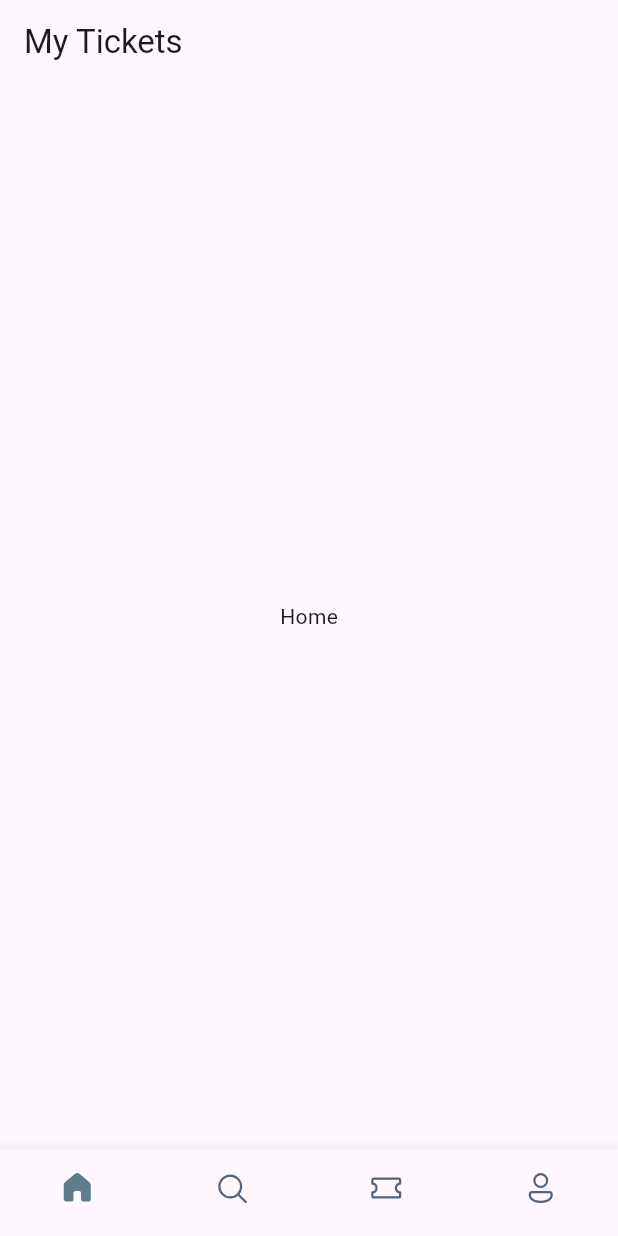
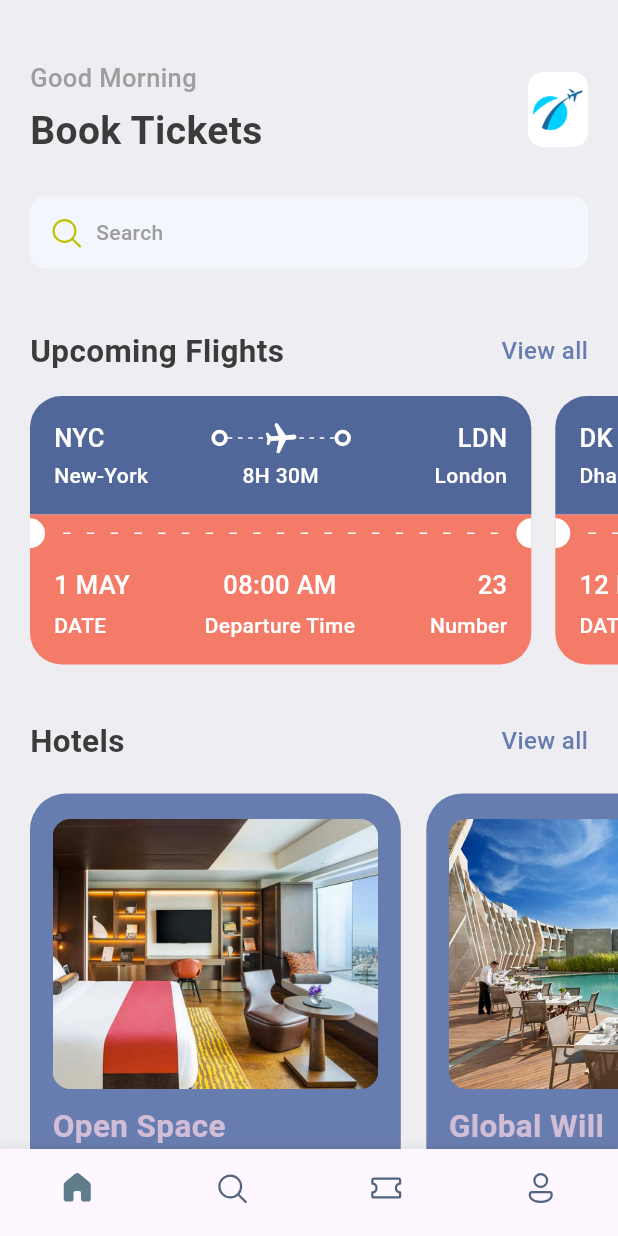
Before and after one commit to DJDrama/booktickets, a Flutter app: the screen it shows after launch, on a phone screen of 412 x 824 dp. Run offline on Flutter 3.47's test engine with Material 2 defaults, Android fonts, the phone set to English and light mode, and no system bars; our stand-ins replace fluentui_icons, gap, get.

Commit message:
Home screen complete

```diff
--- a/lib/main.dart
+++ b/lib/main.dart
@@ -1,4 +1,5 @@
 import 'package:booktickets/screens/bottom_bar.dart';
+import 'package:booktickets/utils/app_styles.dart';
 import 'package:flutter/material.dart';
 
 void main() {
@@ -12,9 +13,11 @@ class MyApp extends StatelessWidget {
   @override
   Widget build(BuildContext context) {
     return MaterialApp(
+      debugShowCheckedModeBanner: false, // remove debug banner
       title: 'Flutter Demo',
       theme: ThemeData(
-        colorScheme: ColorScheme.fromSeed(seedColor: Colors.deepPurple),
+        /*colorScheme: ColorScheme.fromSeed(seedColor: Colors.deepPurple),*/
+        primaryColor: primary,
         useMaterial3: true,
       ),
       home: const BottomBar(),
--- a/lib/screens/bottom_bar.dart
+++ b/lib/screens/bottom_bar.dart
@@ -1,3 +1,4 @@
+import 'package:booktickets/screens/home_screen.dart';
 import 'package:fluentui_icons/fluentui_icons.dart';
 import 'package:flutter/material.dart';
 
@@ -11,14 +12,14 @@ class BottomBar extends StatefulWidget {
 class _BottomBarState extends State<BottomBar> {
   int _selectedIndex = 0;
   static final List<Widget> _widgetOptions = <Widget>[
-    const Text("Home"),
+    HomeScreen(),
     const Text("Search"),
     const Text("Tickets"),
     const Text("Profile"),
   ];
 
   void _onItemTapped(int index) {
-    print("Tapped Index : ${_selectedIndex}");
+    print("Tapped Index : $_selectedIndex");
     setState(() {
       _selectedIndex = index;
     });
@@ -27,9 +28,9 @@ class _BottomBarState extends State<BottomBar> {
   @override
   Widget build(BuildContext context) {
     return Scaffold(
-      appBar: AppBar(
+   /*   appBar: AppBar(
         title: const Text("My Tickets"),
-      ),
+      ),*/
       body: Center(
         child: _widgetOptions[_selectedIndex],
       ),
--- /dev/null
+++ b/lib/screens/home_screen.dart
@@ -0,0 +1,125 @@
+import 'package:booktickets/screens/hotel_screen.dart';
+import 'package:booktickets/screens/ticket_view.dart';
+import 'package:booktickets/utils/app_info_list.dart';
+import 'package:booktickets/utils/app_styles.dart';
+import 'package:fluentui_icons/fluentui_icons.dart';
+import 'package:flutter/cupertino.dart';
+import 'package:flutter/material.dart';
+import 'package:gap/gap.dart';
+
+import '../utils/app_layout.dart';
+
+class HomeScreen extends StatelessWidget {
+  const HomeScreen({super.key});
+
+  @override
+  Widget build(BuildContext context) {
+    return Scaffold(
+        backgroundColor: Styles.bgColor,
+        body: ListView(children: [
+          Container(
+              padding: const EdgeInsets.symmetric(horizontal: 20),
+              child: Column(
+                children: [
+                  const Gap(40),
+                  Row(
+                    mainAxisAlignment: MainAxisAlignment.spaceBetween,
+                    children: [
+                      Column(
+                        crossAxisAlignment: CrossAxisAlignment.start,
+                        // Align Start(left)
+                        children: [
+                          Text("Good Morning", style: Styles.headLineStyle3),
+                          //const SizedBox(height: 5),
+                          const Gap(5),
+                          Text("Book Tickets", style: Styles.headLineStyle1),
+                        ],
+                      ),
+                      Container(
+                        height: AppLayout.getHeight(50),
+                        width: AppLayout.getWidth(40),
+                        decoration: BoxDecoration(
+                            borderRadius: BorderRadius.circular(10),
+                            image: const DecorationImage(
+                                fit: BoxFit.cover,
+                                image: AssetImage("assets/images/img_1.png"))),
+                      )
+                    ],
+                  ),
+                  const Gap(25),
+                  Container(
+                    decoration: BoxDecoration(
+                        borderRadius: BorderRadius.circular(10),
+                        color: const Color(0xFFF4F6FD)),
+                    padding: const EdgeInsets.symmetric(
+                        horizontal: 12, vertical: 12),
+                    child: Row(
+                      children: [
+                        const Icon(FluentSystemIcons.ic_fluent_search_regular,
+                            color: Color(0xFFBFC205)),
+                        const Gap(8),
+                        Text(
+                          "Search",
+                          style: Styles.headLineStyle4,
+                        )
+                      ],
+                    ),
+                  ),
+                  const Gap(40),
+                  Row(
+                    mainAxisAlignment: MainAxisAlignment.spaceBetween,
+                    children: [
+                      Text(
+                        "Upcoming Flights",
+                        style: Styles.headLineStyle2,
+                      ),
+                      InkWell(
+                        onTap: () {
+                          print("you are tapped");
+                        },
+                        child: Text("View all",
+                            style: Styles.textStyle
+                                .copyWith(color: Styles.primaryColor)),
+                      )
+                    ],
+                  )
+                ],
+              )),
+          const Gap(15),
+          SingleChildScrollView(
+            scrollDirection: Axis.horizontal,
+            padding: const EdgeInsets.only(left: 20),
+            child: Row(
+              children: ticketList.map((e) => TicketView(ticket: e)).toList(),
+            ),
+          ),
+          const Gap(15),
+          Container(
+              padding: const EdgeInsets.symmetric(horizontal: 20),
+              child: Row(
+                mainAxisAlignment: MainAxisAlignment.spaceBetween,
+                children: [
+                  Text(
+                    "Hotels",
+                    style: Styles.headLineStyle2,
+                  ),
+                  InkWell(
+                    onTap: () {
+                      print("you are tapped");
+                    },
+                    child: Text("View all",
+                        style: Styles.textStyle
+                            .copyWith(color: Styles.primaryColor)),
+                  )
+                ],
+              )),
+          const Gap(15),
+          SingleChildScrollView(
+              scrollDirection: Axis.horizontal,
+              padding: const EdgeInsets.only(left: 20),
+              child: Row(
+                children: hotelList.map((e) => HotelScreen(hotel: e)).toList(),
+              ))
+        ]));
+  }
+}
--- /dev/null
+++ b/lib/screens/hotel_screen.dart
@@ -0,0 +1,55 @@
+import 'package:flutter/cupertino.dart';
+import 'package:flutter/material.dart';
+import 'package:gap/gap.dart';
+
+import '../utils/app_layout.dart';
+import '../utils/app_styles.dart';
+
+class HotelScreen extends StatelessWidget {
+  final Map<String, dynamic> hotel;
+
+  const HotelScreen({super.key, required this.hotel});
+
+  @override
+  Widget build(BuildContext context) {
+    final size = AppLayout.getSize(context);
+    return Container(
+        width: size.width * 0.6,
+        height: AppLayout.getHeight(350),
+        padding: const EdgeInsets.symmetric(horizontal: 15, vertical: 17),
+        margin: const EdgeInsets.only(right: 17, top: 5),
+        decoration: BoxDecoration(
+            borderRadius: BorderRadius.circular(24),
+            boxShadow: [
+              BoxShadow(
+                color: Colors.grey.shade200,
+                blurRadius: 2,
+                spreadRadius: 1,
+              )
+            ],
+            color: Styles.primaryColor),
+        child: Column(
+          crossAxisAlignment: CrossAxisAlignment.start,
+          children: [
+            Container(
+              height: AppLayout.getHeight(180),
+              decoration: BoxDecoration(
+                  borderRadius: BorderRadius.circular(12),
+                  color: Styles.primaryColor,
+                  image: DecorationImage(
+                      fit: BoxFit.cover,
+                      image: AssetImage("assets/images/${hotel['image']}"))),
+            ),
+            const Gap(10),
+            Text(hotel['place'],
+                style: Styles.headLineStyle2.copyWith(color: Styles.kakiColor)),
+            const Gap(5),
+            Text(hotel['destination'],
+                style: Styles.headLineStyle3.copyWith(color: Colors.white)),
+            const Gap(8),
+            Text("\$${hotel['price']}/night",
+                style: Styles.headLineStyle1.copyWith(color: Styles.kakiColor)),
+          ],
+        ));
+  }
+}
--- /dev/null
+++ b/lib/screens/ticket_view.dart
@@ -0,0 +1,224 @@
+import 'package:booktickets/utils/app_styles.dart';
+import 'package:booktickets/widgets/thick_container.dart';
+import 'package:flutter/material.dart';
+import 'package:gap/gap.dart';
+
+import '../utils/app_layout.dart';
+
+class TicketView extends StatelessWidget {
+  final Map<String, dynamic> ticket;
+
+  const TicketView({super.key, required this.ticket});
+
+  @override
+  Widget build(BuildContext context) {
+    final size = AppLayout.getSize(context);
+    return SizedBox(
+        width: size.width * 0.85,
+        height: AppLayout.getHeight(200),
+        child: Container(
+          margin: EdgeInsets.only(right: AppLayout.getWidth(16)),
+          child: Column(
+            children: [
+              /*
+                showing the blue part of the ticket
+               */
+              Container(
+                  decoration: BoxDecoration(
+                      color: Color(0xFF526799),
+                      borderRadius: BorderRadius.only(
+                          topLeft: Radius.circular(AppLayout.getHeight(21)),
+                          topRight: Radius.circular(AppLayout.getHeight(21)))),
+                  padding: EdgeInsets.all(AppLayout.getHeight(16)),
+                  child: Column(
+                    children: [
+                      Row(
+                        children: [
+                          Text(ticket['from']['code'],
+                              style: Styles.headLineStyle3
+                                  .copyWith(color: Colors.white)),
+                          const Spacer(),
+                          const ThickContainer(),
+                          Expanded(
+                              child: Stack(children: [
+                            SizedBox(
+                                height: AppLayout.getHeight(24),
+                                child: LayoutBuilder(
+                                  builder: (BuildContext context,
+                                      BoxConstraints constraints) {
+                                    print(
+                                        "The width is ${constraints.constrainWidth()}");
+                                    return Flex(
+                                        direction: Axis.horizontal,
+                                        mainAxisAlignment:
+                                            MainAxisAlignment.spaceBetween,
+                                        mainAxisSize: MainAxisSize.max,
+                                        children: List.generate(
+                                            (constraints.constrainWidth() / 6)
+                                                .floor(),
+                                            (index) => const SizedBox(
+                                                width: 3,
+                                                height: 1,
+                                                child: DecoratedBox(
+                                                    decoration: BoxDecoration(
+                                                        color:
+                                                            Colors.white)))));
+                                  },
+                                )),
+                            Center(
+                              child: Transform.rotate(
+                                  angle: 1.5,
+                                  child: const Icon(Icons.local_airport_rounded,
+                                      color: Colors.white)),
+                            ),
+                          ])),
+                          const ThickContainer(),
+                          const Spacer(),
+                          Text(ticket['to']['code'],
+                              style: Styles.headLineStyle3
+                                  .copyWith(color: Colors.white)),
+                        ],
+                      ),
+                      const Gap(3),
+                      Row(
+                        mainAxisAlignment: MainAxisAlignment.spaceBetween,
+                        children: [
+                          SizedBox(
+                            width: AppLayout.getWidth(100),
+                            child: Text(ticket['from']['name'],
+                                style: Styles.headLineStyle4
+                                    .copyWith(color: Colors.white)),
+                          ),
+                          Text(ticket['flying_time'],
+                              style: Styles.headLineStyle4
+                                  .copyWith(color: Colors.white)),
+                          SizedBox(
+                            width: AppLayout.getWidth(100),
+                            child: Text(ticket['to']['name'],
+                                textAlign: TextAlign.end,
+                                style: Styles.headLineStyle4
+                                    .copyWith(color: Colors.white)),
+                          ),
+                        ],
+                      )
+                    ],
+                  )),
+              /*
+               showing the read part of the ticket
+               */
+              Container(
+                  color: Styles.orangeColor,
+                  child: Row(
+                    children: [
+                      SizedBox(
+                          height: AppLayout.getHeight(20),
+                          width: AppLayout.getWidth(10),
+                          child: DecoratedBox(
+                            decoration: BoxDecoration(
+                                color: Colors.white,
+                                borderRadius: BorderRadius.only(
+                                    topRight: Radius.circular(
+                                        AppLayout.getHeight(10)),
+                                    bottomRight: Radius.circular(
+                                        AppLayout.getHeight(10)))),
+                          )),
+                      Expanded(
+                          child: Padding(
+                        padding: const EdgeInsets.all(12.0),
+                        child: LayoutBuilder(
+                          builder: (BuildContext context,
+                              BoxConstraints constraints) {
+                            return Flex(
+                              direction: Axis.horizontal,
+                              mainAxisAlignment: MainAxisAlignment.spaceBetween,
+                              mainAxisSize: MainAxisSize.max,
+                              children: List.generate(
+                                  (constraints.constrainWidth() / 15).floor(),
+                                  (index) => const SizedBox(
+                                        width: 5,
+                                        height: 1,
+                                        child: DecoratedBox(
+                                          decoration: BoxDecoration(
+                                              color: Colors.white),
+                                        ),
+                                      )),
+                            );
+                          },
+                        ),
+                      )),
+                      SizedBox(
+                          height: AppLayout.getHeight(20),
+                          width: AppLayout.getWidth(10),
+                          child: DecoratedBox(
+                            decoration: BoxDecoration(
+                                color: Colors.white,
+                                borderRadius: BorderRadius.only(
+                                    topLeft: Radius.circular(
+                                        AppLayout.getHeight(10)),
+                                    bottomLeft: Radius.circular(
+                                        AppLayout.getHeight(10)))),
+                          )),
+                    ],
+                  )),
+              /*
+                bottom part of the ticket
+               */
+              Container(
+                  decoration: BoxDecoration(
+                      color: Styles.orangeColor,
+                      borderRadius: BorderRadius.only(
+                          bottomLeft: Radius.circular(AppLayout.getHeight(21)),
+                          bottomRight:
+                              Radius.circular(AppLayout.getHeight(21)))),
+                  padding: const EdgeInsets.only(
+                      top: 10, left: 16, right: 16, bottom: 16),
+                  child: Column(
+                    children: [
+                      Row(
+                        mainAxisAlignment: MainAxisAlignment.spaceBetween,
+                        children: [
+                          Column(
+                            crossAxisAlignment: CrossAxisAlignment.start,
+                            children: [
+                              Text(ticket['date'],
+                                  style: Styles.headLineStyle3
+                                      .copyWith(color: Colors.white)),
+                              const Gap(5),
+                              Text("DATE",
+                                  style: Styles.headLineStyle4
+                                      .copyWith(color: Colors.white))
+                            ],
+                          ),
+                          Column(
+                            crossAxisAlignment: CrossAxisAlignment.center,
+                            children: [
+                              Text(ticket['departure_time'],
+                                  style: Styles.headLineStyle3
+                                      .copyWith(color: Colors.white)),
+                              const Gap(5),
+                              Text("Departure Time",
+                                  style: Styles.headLineStyle4
+                                      .copyWith(color: Colors.white))
+                            ],
+                          ),
+                          Column(
+                            crossAxisAlignment: CrossAxisAlignment.end,
+                            children: [
+                              Text("${ticket['number']}",
+                                  style: Styles.headLineStyle3
+                                      .copyWith(color: Colors.white)),
+                              const Gap(5),
+                              Text("Number",
+                                  style: Styles.headLineStyle4
+                                      .copyWith(color: Colors.white))
+                            ],
+                          ),
+                        ],
+                      )
+                    ],
+                  ))
+            ],
+          ),
+        ));
+  }
+}
--- /dev/null
+++ b/lib/utils/app_info_list.dart
@@ -0,0 +1,53 @@
+List<Map<String, dynamic>> hotelList = [
+  {
+    'image': 'one.png',
+    'place': 'Open Space',
+    'destination': 'London',
+    'price': 25
+  },
+
+  {
+    'image': 'two.png',
+    'place': 'Global Will',
+    'destination': 'London',
+    'price': 40
+  },
+
+  {
+    'image': 'three.png',
+    'place': 'Tallest Building',
+    'destination': 'Dubai',
+    'price': 68
+  }
+];
+
+List<Map<String, dynamic>> ticketList = [
+  {
+    'from':{
+      'code':'NYC',
+      'name': "New-York",
+    },
+    'to':{
+      "code": "LDN",
+      "name": "London"
+    },
+    "flying_time": "8H 30M",
+    "date": "1 MAY",
+    "departure_time": "08:00 AM",
+    "number": 23
+  },
+  {
+    'from':{
+      'code':'DK',
+      'name': "Dhaka",
+    },
+    'to':{
+      "code": "SH",
+      "name": "Shanghai"
+    },
+    "flying_time": "4H 20M",
+    "date": "12 DEC",
+    "departure_time": "11:00 AM",
+    "number": 12
+  }
+];
--- /dev/null
+++ b/lib/utils/app_layout.dart
@@ -0,0 +1,26 @@
+import 'package:flutter/cupertino.dart';
+import 'package:get/get.dart';
+
+class AppLayout {
+  static getSize(BuildContext context) {
+    return MediaQuery.of(context).size;
+  }
+
+  static getScreenHeight() {
+    return Get.height;
+  }
+
+  static getScreenWidth() {
+    return Get.width;
+  }
+
+  static getHeight(double pixels) {
+    double x = getScreenHeight() / pixels; // 844/200 -> 4.22
+    return getScreenHeight() / x;
+  }
+
+  static getWidth(double pixels) {
+    double x = getScreenWidth() / pixels;
+    return getScreenWidth() / x;
+  }
+}
--- /dev/null
+++ b/lib/utils/app_styles.dart
@@ -0,0 +1,21 @@
+import 'package:flutter/material.dart';
+
+Color primary = const Color(0xFF687DAF);
+
+class Styles {
+  static Color primaryColor = primary;
+  static Color textColor = const Color(0xFF3B3B3B);
+  static Color bgColor = const Color(0xFFEEEDF2);
+  static Color orangeColor = const Color(0xFFF37B67);
+  static Color kakiColor = const Color(0xFFD2BDD6);
+  static TextStyle textStyle =
+      TextStyle(fontSize: 16, color: textColor, fontWeight: FontWeight.w500);
+  static TextStyle headLineStyle1 =
+      TextStyle(fontSize: 26, color: textColor, fontWeight: FontWeight.bold);
+  static TextStyle headLineStyle2 =
+      TextStyle(fontSize: 21, color: textColor, fontWeight: FontWeight.bold);
+  static TextStyle headLineStyle3 =
+      TextStyle(fontSize: 17, color: Colors.grey.shade500, fontWeight: FontWeight.w500);
+  static TextStyle headLineStyle4 = TextStyle(
+      fontSize: 14, color: Colors.grey.shade500, fontWeight: FontWeight.w500);
+}
--- /dev/null
+++ b/lib/widgets/thick_container.dart
@@ -0,0 +1,16 @@
+import 'package:flutter/material.dart';
+
+class ThickContainer extends StatelessWidget {
+  const ThickContainer({super.key});
+
+  @override
+  Widget build(BuildContext context) {
+    return Container(
+      padding: const EdgeInsets.all(3.0),
+      decoration: BoxDecoration(
+          borderRadius: BorderRadius.circular(20),
+          border: Border.all(width: 2.5, color: Colors.white)
+      ),
+    );
+  }
+}
--- a/pubspec.yaml
+++ b/pubspec.yaml
@@ -36,6 +36,8 @@ dependencies:
   # Use with the CupertinoIcons class for iOS style icons.
   cupertino_icons: ^1.0.2
   fluentui_icons: ^1.0.0
+  get:
+  gap: ^2.0.0
 
 dev_dependencies:
   flutter_test:
@@ -60,8 +62,8 @@ flutter:
   uses-material-design: true
 
   # To add assets to your application, add an assets section, like this:
-  # assets:
-  #   - images/a_dot_burr.jpeg
+  assets:
+    - assets/images/
   #   - images/a_dot_ham.jpeg
 
   # An image asset can refer to one or more resolution-specific "variants", see
```
Also changed, not shown: assets/images/img.png (added), assets/images/img_1.png (added), assets/images/one.png (added), assets/images/sit.jpg (added), assets/images/three.png (added), assets/images/two.png (added), assets/images/visa.png (added), pubspec.lock.
